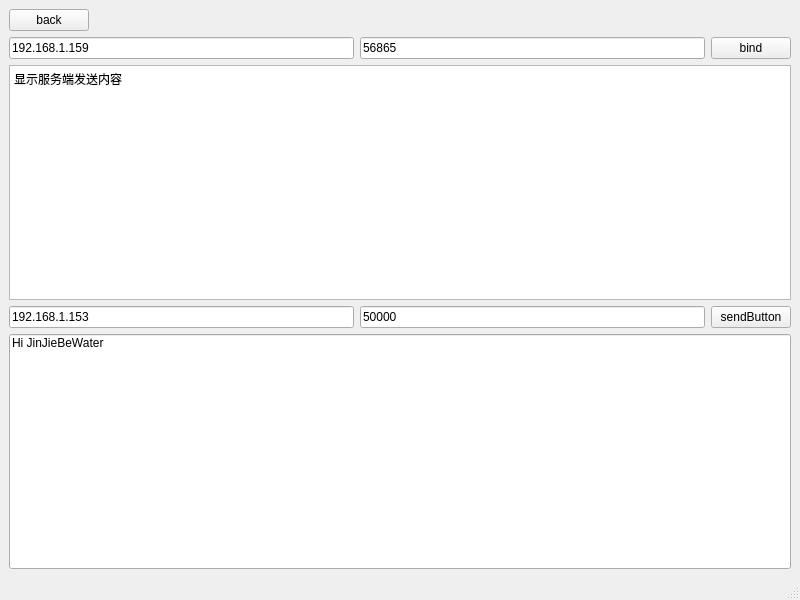
The window that src/forms/mainWindows/udpMW.ui (rrrriiiiich/iams) describes before a commit, drawn with Qt 5.
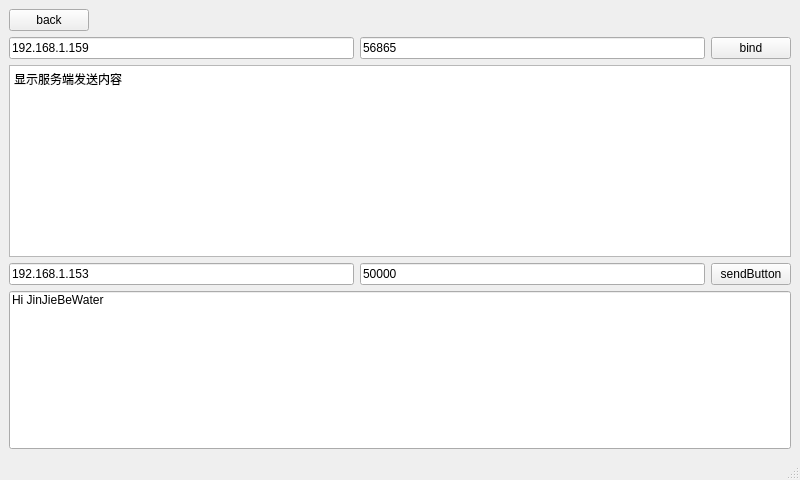
The same window after the commit.

```diff
--- a/src/forms/mainWindows/udpMW.ui
+++ b/src/forms/mainWindows/udpMW.ui
@@ -7,7 +7,7 @@
     <x>0</x>
     <y>0</y>
     <width>800</width>
-    <height>600</height>
+    <height>480</height>
    </rect>
   </property>
   <property name="windowTitle">
```
